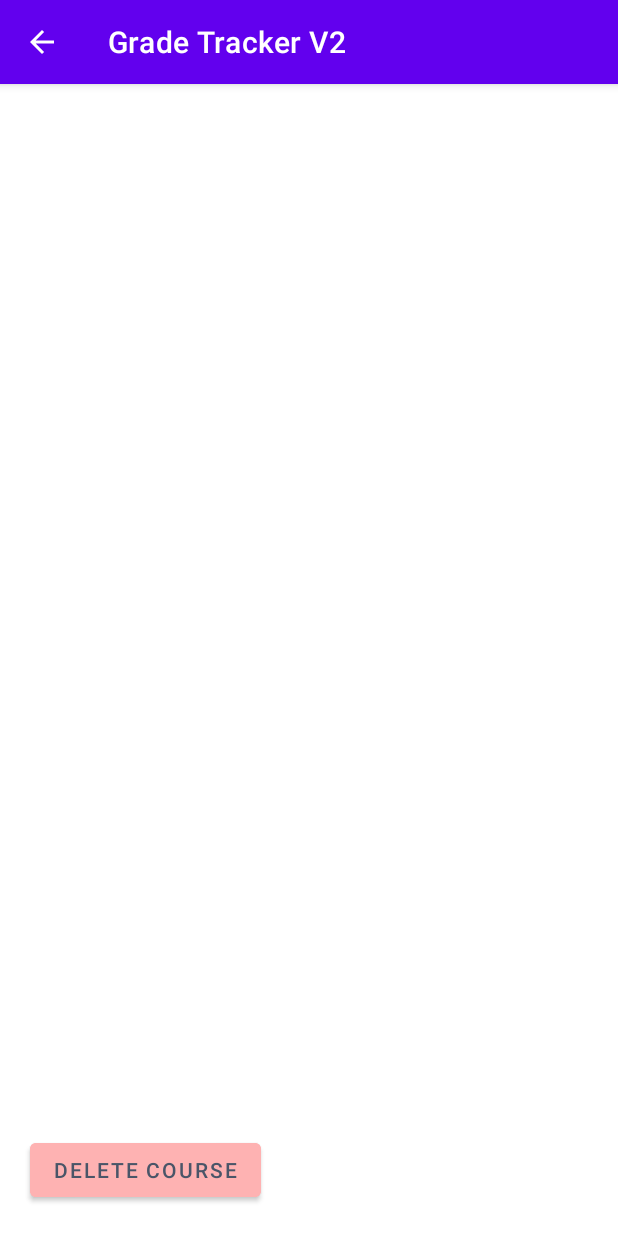
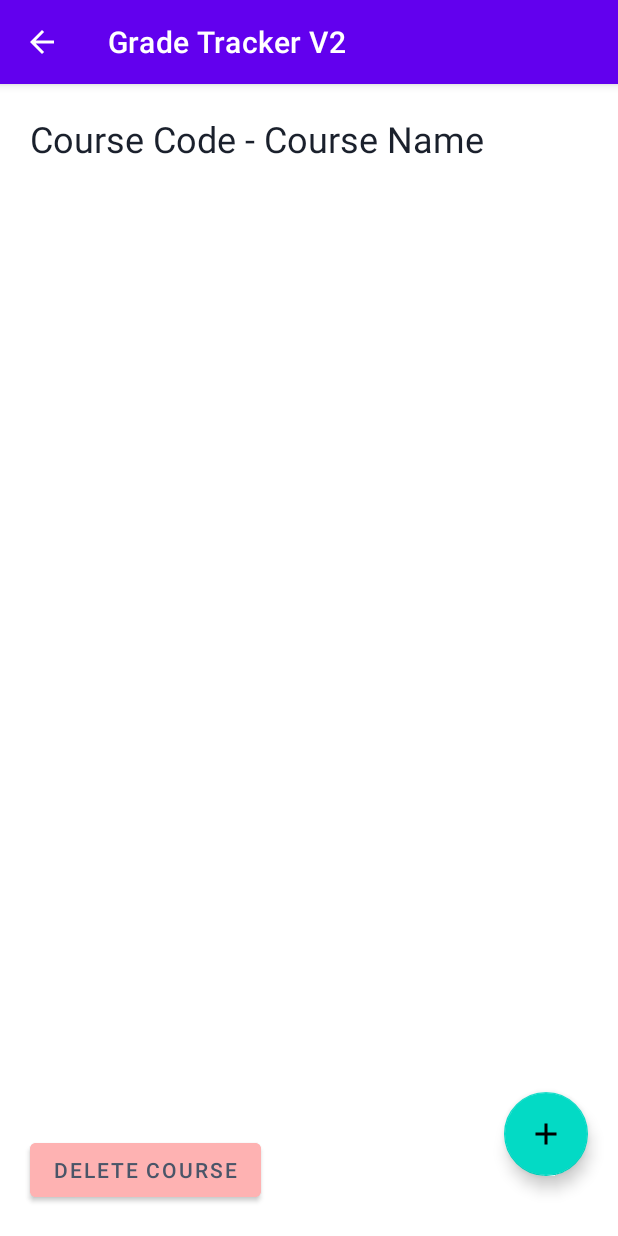
Before and after one commit to cocotran/ELEC-390, an Android app: the AssignmentActivity screen opened directly, with no data from a screen before it, on a phone screen of 412 x 824 dp. Run offline under Robolectric (Android 15) with nearby library versions, the phone set to English and light mode, and no system bars; 2 statements that could not run were skipped.

```diff
--- a/assignment2/app/src/main/java/elec390/assignment2/gradeTrackerV2/AssignmentActivity.java
+++ b/assignment2/app/src/main/java/elec390/assignment2/gradeTrackerV2/AssignmentActivity.java
@@ -1,14 +1,31 @@
 package elec390.assignment2.gradeTrackerV2;
 
+import androidx.annotation.NonNull;
+import androidx.annotation.Nullable;
 import androidx.appcompat.app.AppCompatActivity;
 
+import android.content.Context;
 import android.os.Bundle;
+import android.view.LayoutInflater;
 import android.view.View;
+import android.view.ViewGroup;
+import android.widget.ArrayAdapter;
 import android.widget.Button;
+import android.widget.ListView;
+import android.widget.TextView;
+
+import com.google.android.material.floatingactionbutton.FloatingActionButton;
+
+import java.util.ArrayList;
 
 public class AssignmentActivity extends AppCompatActivity {
+    private DatabaseHelper db;
     Button deleteCourseButton;
     private Controller controller;
+    private TextView courseInfoTextView;
+    private ArrayList<Assignment> assignmentArrayList;
+    private ArrayAdapter assignmentAdapter;
+    private ListView assignmentListView;
 
     @Override
     protected void onCreate(Bundle savedInstanceState) {
@@ -18,8 +35,17 @@ public class AssignmentActivity extends AppCompatActivity {
         assert getSupportActionBar() != null;   //null check
         getSupportActionBar().setDisplayHomeAsUpEnabled(true);   //show back button
 
+        db = new DatabaseHelper(getApplicationContext());
         controller = new Controller();
         deleteCourseButton = (Button)findViewById(R.id.deleteCourseButton);
+
+        FloatingActionButton fab = findViewById(R.id.addAssignment);
+        fab.setOnClickListener(new View.OnClickListener() {
+            @Override
+            public void onClick(View view) {
+                openAddAssignmentDialog();
+            }
+        });
     }
 
     @Override
@@ -32,6 +58,17 @@ public class AssignmentActivity extends AppCompatActivity {
                 openDeleteCourseDialog();
             }
         });
+
+        courseInfoTextView = (TextView)findViewById(R.id.courseInfoTextView);
+        Course course = controller.getSelectedCourse();
+        courseInfoTextView.setText(course.getCourseCode() + "  -  " + course.getTitle());
+
+        assignmentArrayList = new ArrayList<Assignment>();
+        assignmentArrayList = db.getAllAssignmentsByCourse(controller.getSelectedCourse().getID());
+
+        assignmentListView = (ListView) findViewById(R.id.assignmentListView);
+        assignmentAdapter = new AssignmentAdapter(this, assignmentArrayList);
+        assignmentListView.setAdapter(assignmentAdapter);
     }
 
     //    back button
@@ -42,7 +79,38 @@ public class AssignmentActivity extends AppCompatActivity {
     }
 
     public void openDeleteCourseDialog() {
-        DeleteCourseDialogFragment DeleteCourseDialogFragment = new DeleteCourseDialogFragment();
-        DeleteCourseDialogFragment.show(getSupportFragmentManager(), "delete course");
+        DeleteCourseDialogFragment deleteCourseDialogFragment = new DeleteCourseDialogFragment();
+        deleteCourseDialogFragment.show(getSupportFragmentManager(), "delete course");
+    }
+
+    public void openAddAssignmentDialog() {
+        AssignmentDialogFragment assignmentDialogFragment = new AssignmentDialogFragment();
+        assignmentDialogFragment.show(getSupportFragmentManager(), "add assignment");
     }
 }
+
+class AssignmentAdapter extends ArrayAdapter<Assignment> {
+
+    public AssignmentAdapter(Context context, ArrayList<Assignment> assignments) {
+        super(context, 0, assignments);
+    }
+
+    @Override
+    public View getView(int position, @Nullable View convertView, @NonNull ViewGroup parent) {
+//        Get the data item for this position
+        Assignment assignment = getItem(position);
+
+//        Check if an existing view is being reused, otherwise inflate the view
+        if (convertView == null) {
+            convertView = LayoutInflater.from(getContext()).inflate(R.layout.item_assignment, parent, false);
+        }
+
+        TextView assignmentNameTextView = (TextView) convertView.findViewById(R.id.assignmentNameTextView);
+        TextView assignmentGradeTextView = (TextView) convertView.findViewById(R.id.assignmentGradeTextView);
+
+        assignmentNameTextView.setText(assignment.getTitle());
+        assignmentGradeTextView.setText("Grade:  " + assignment.getGrade() + " %");
+
+        return convertView;
+    }
+}
--- a/assignment2/app/src/main/java/elec390/assignment2/gradeTrackerV2/Controller.java
+++ b/assignment2/app/src/main/java/elec390/assignment2/gradeTrackerV2/Controller.java
@@ -5,7 +5,9 @@ public class Controller {
 
     public Controller() {}
 
-    public void setSelectedCourse(Course course) { this.selectedCourse = course; }
+    public static void setSelectedCourse(Course course) { selectedCourse = course; }
 
-    public Course getSelectedCourse() { return this.selectedCourse; }
+    public static Course getSelectedCourse() { return selectedCourse; }
+
+    public static String getSelectedCourseID() { return selectedCourse.getID();}
 }
--- a/assignment2/app/src/main/java/elec390/assignment2/gradeTrackerV2/Course.java
+++ b/assignment2/app/src/main/java/elec390/assignment2/gradeTrackerV2/Course.java
@@ -4,7 +4,7 @@ public class Course {
     private String ID;
     private String title;
     private String courseCode;
-    public static int courseID = 1;
+    public static int courseID = 0;
 
     public Course() {}
 
@@ -19,7 +19,7 @@ public class Course {
     protected void setCourseCode(String courseCode) { this.courseCode = courseCode; }
 
     public static String generateNewID() { return Integer.toString(++courseID); }
-    public static void resetID() { courseID = 1; }
+    public static void resetID() { courseID = 0; }
 
     protected String getID() { return ID; }
     protected String getTitle() { return title; }
--- a/assignment2/app/src/main/java/elec390/assignment2/gradeTrackerV2/DeleteCourseDialogFragment.java
+++ b/assignment2/app/src/main/java/elec390/assignment2/gradeTrackerV2/DeleteCourseDialogFragment.java
@@ -40,8 +40,9 @@ public class DeleteCourseDialogFragment extends AppCompatDialogFragment {
         }).setPositiveButton("Delete", new DialogInterface.OnClickListener() {
             @Override
             public void onClick(DialogInterface dialog, int which) {
-                db.deleteCourse(courseToDelete.getID());    // remove course from database
-                getActivity().finish();                     // return to MainActivity
+                db.deleteCourse(courseToDelete.getID());                // remove course from database
+                db.deleteAssignmentsByCourse(courseToDelete.getID());   // remove assignments of that course from database
+                getActivity().finish();                                 // return to MainActivity
             }
         });
 
--- a/assignment2/app/src/main/res/layout/activity_assignment.xml
+++ b/assignment2/app/src/main/res/layout/activity_assignment.xml
@@ -4,7 +4,31 @@
     xmlns:tools="http://schemas.android.com/tools"
     android:layout_width="match_parent"
     android:layout_height="match_parent"
+    android:paddingVertical="20dp"
     tools:context=".AssignmentActivity">
+
+    <TextView
+        android:id="@+id/courseInfoTextView"
+        android:layout_width="match_parent"
+        android:layout_height="wrap_content"
+        app:layout_constraintLeft_toLeftOf="parent"
+        app:layout_constraintRight_toRightOf="parent"
+        app:layout_constraintTop_toTopOf="parent"
+        android:paddingHorizontal="20dp"
+        android:text="Course Code - Course Name"
+        android:textSize="24dp"
+        android:textColor="@color/gray_900"
+        />
+
+    <ListView
+        android:id="@+id/assignmentListView"
+        android:layout_width="match_parent"
+        android:layout_height="wrap_content"
+        app:layout_constraintTop_toBottomOf="@id/courseInfoTextView"
+        android:layout_marginTop="10dp"
+        android:layout_marginBottom="30dp"
+        android:divider="@drawable/list_divider"
+        />
 
     <Button
         android:id="@+id/deleteCourseButton"
@@ -13,10 +37,19 @@
         android:text="DELETE COURSE"
         app:layout_constraintLeft_toLeftOf="parent"
         app:layout_constraintBottom_toBottomOf="parent"
-        android:layout_marginBottom="20dp"
-        android:layout_marginLeft="20dp"
+        android:layout_marginHorizontal="20dp"
         android:backgroundTint="@color/red_300"
         android:textColor="@color/gray_700"
         />
 
+    <com.google.android.material.floatingactionbutton.FloatingActionButton
+        android:id="@+id/addAssignment"
+        android:layout_width="wrap_content"
+        android:layout_height="wrap_content"
+        android:layout_gravity="end|bottom"
+        app:layout_constraintRight_toRightOf="parent"
+        app:layout_constraintBottom_toBottomOf="parent"
+        android:src="@drawable/ic_baseline_add_24"
+        android:layout_margin="20dp" />
+
 </androidx.constraintlayout.widget.ConstraintLayout>
```
Also changed, not shown: assignment2/app/src/main/java/elec390/assignment2/gradeTrackerV2/Assignment.java (+10 -4 lines), assignment2/app/src/main/java/elec390/assignment2/gradeTrackerV2/AssignmentDialogFragment.java (added, +50 -0 lines), assignment2/app/src/main/java/elec390/assignment2/gradeTrackerV2/DatabaseHelper.java (+67 -9 lines), assignment2/app/src/main/java/elec390/assignment2/gradeTrackerV2/MainActivity.java (+24 -3 lines), assignment2/app/src/main/res/layout/activity_main.xml (+18 -6 lines), assignment2/app/src/main/res/layout/assignment_dialog_fragment.xml (added, +31 -0 lines), assignment2/app/src/main/res/layout/item_assignment.xml (added, +32 -0 lines), 1 other file.
